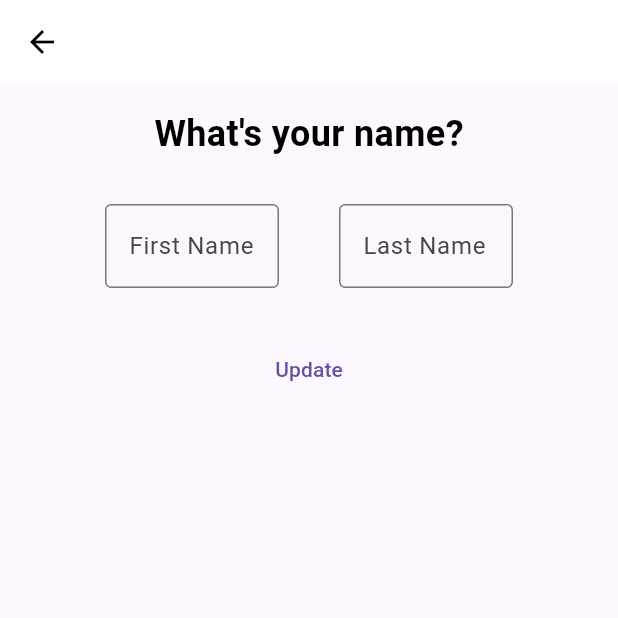
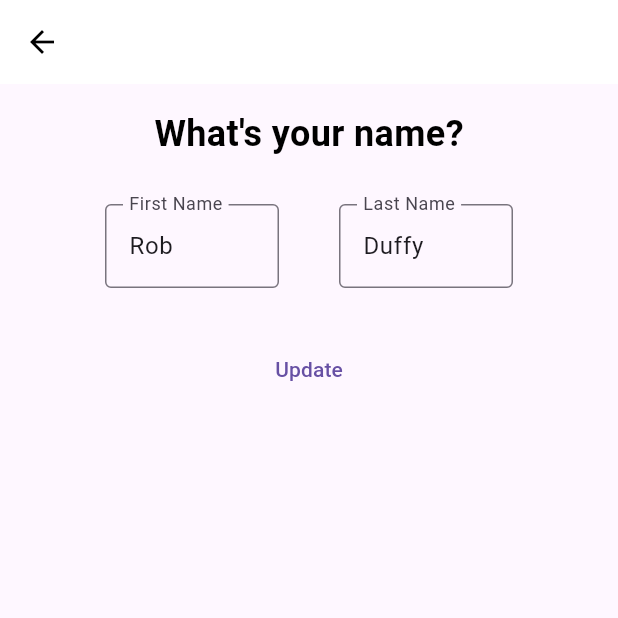
Before and after one commit to plungepool/ag_editprofile, a Flutter app: the screen it shows after launch, after a tap on "Rob Duffy", on a phone screen of 412 x 824 dp, the top half of it. Run offline on Flutter 3.47's test engine with Material 3 defaults, Android fonts, the phone set to English and light mode, and no system bars.

Commit message:
Completed edit name functionality
- Changed user data model to use separate first and last name fields
- Added controllers to set and get values from textformfields
- Data passes between screens and updates

```diff
--- a/lib/editname.dart
+++ b/lib/editname.dart
@@ -5,6 +5,9 @@ const Color darkBlue = Color.fromARGB(255, 18, 32, 47);
 const Color white = Color.fromARGB(255, 255, 255, 255);
 const Color blue = Color.fromARGB(255, 64, 105, 224);
 const Color black = Color.fromARGB(255, 0, 0, 0);
+
+TextEditingController firstNameController = TextEditingController(text: HomePage.user.nameFirst);
+TextEditingController lastNameController = TextEditingController(text: HomePage.user.nameLast);
 
 class EditName extends StatelessWidget {
   const EditName({super.key});
@@ -58,22 +61,24 @@ class NameTextFields extends StatelessWidget {
 
   @override
   Widget build(BuildContext context) {
-    return const Row(
+    return Row(
       children: [
         Flexible(
             child: Padding(
-                padding: EdgeInsets.all(20.0),
-                child: TextField(
-                  decoration: InputDecoration(
+                padding: const EdgeInsets.all(20.0),
+                child: TextFormField(
+                  controller: firstNameController,
+                  decoration: const InputDecoration(
                     border: OutlineInputBorder(),
                     labelText: 'First Name',
                   ),
                 ))),
         Flexible(
             child: Padding(
-                padding: EdgeInsets.all(20.0),
-                child: TextField(
-                  decoration: InputDecoration(
+                padding: const EdgeInsets.all(20.0),
+                child: TextFormField(
+                  controller: lastNameController,
+                  decoration: const InputDecoration(
                     border: OutlineInputBorder(),
                     labelText: 'Last Name',
                   ),
@@ -96,7 +101,8 @@ class _UpdateButtonState extends State<UpdateButton> {
     return TextButton(
         onPressed: () {
           setState(() {
-            HomePage.user.name = 'test';
+            HomePage.user.nameFirst = firstNameController.text;
+            HomePage.user.nameLast = lastNameController.text;
           });
           Navigator.pop(context);
         },
--- a/lib/home.dart
+++ b/lib/home.dart
@@ -32,7 +32,8 @@ class _HomePageState extends State<HomePage> {
                 const SizedBox(height: 20),
                 const ProfileCircle(),
                 const SizedBox(height: 20),
-                buildNameButton(context, HomePage.user.name),
+                buildNameButton(
+                    context, HomePage.user.nameFirst, HomePage.user.nameLast),
                 const PhoneButton(),
                 const EmailButton(),
                 const AboutButton()
@@ -42,7 +43,9 @@ class _HomePageState extends State<HomePage> {
     );
   }
 
-  Widget buildNameButton(BuildContext context, String name) => Padding(
+  Widget buildNameButton(
+          BuildContext context, String nameFirst, String nameLast) =>
+      Padding(
           padding: const EdgeInsets.only(bottom: 10),
           child: Column(
             crossAxisAlignment: CrossAxisAlignment.start,
@@ -72,11 +75,12 @@ class _HomePageState extends State<HomePage> {
                               navigateSecondPage(EditName());
                             },
                             child: Padding(
-                            padding: const EdgeInsets.fromLTRB(0, 10, 10, 10),
+                                padding:
+                                    const EdgeInsets.fromLTRB(0, 10, 10, 10),
                                 child: Align(
                                     alignment: Alignment.topLeft,
                                     child: Text(
-                                  name,
+                                      '$nameFirst $nameLast',
                                       style: const TextStyle(
                                         fontSize: 16,
                                         height: 1.4,
--- a/lib/user_data.dart
+++ b/lib/user_data.dart
@@ -3,7 +3,8 @@ import 'user.dart';
 class UserData {
   static User myUser = User(
     photo: 'default_photo.jpg',
-    name: 'Rob Duffy',
+    nameFirst: 'Rob',
+    nameLast: 'Duffy',
     phone: '(555) 555 - 5555',
     email: 'rob@plungepool.dev',
     aboutme:
```
Also changed, not shown: lib/user.dart (+8 -4 lines). Lines whose indentation alone changed are shown as unchanged.
